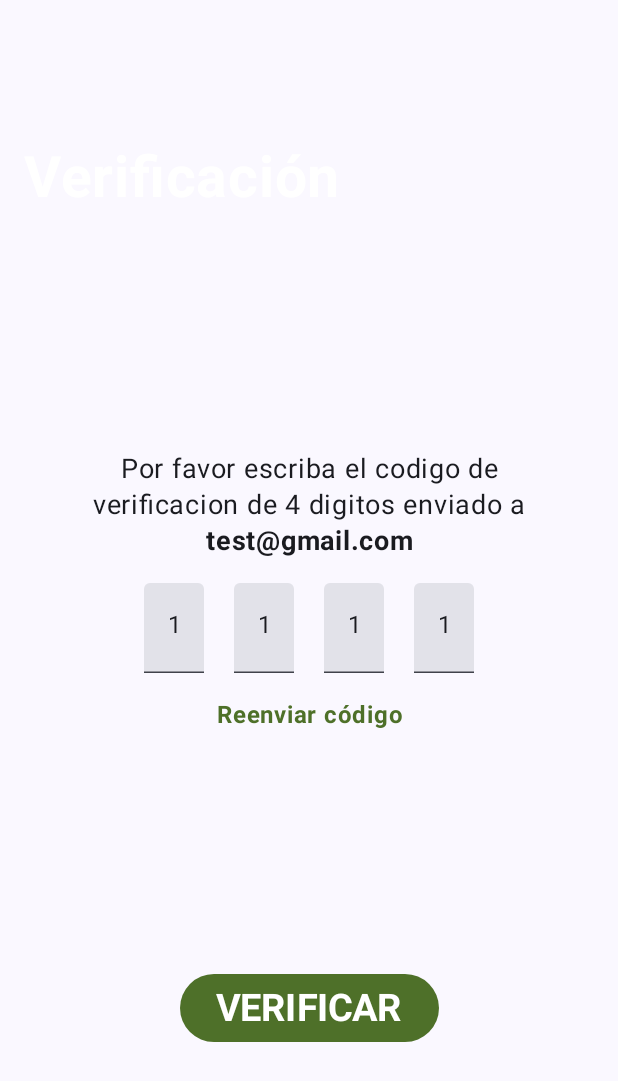
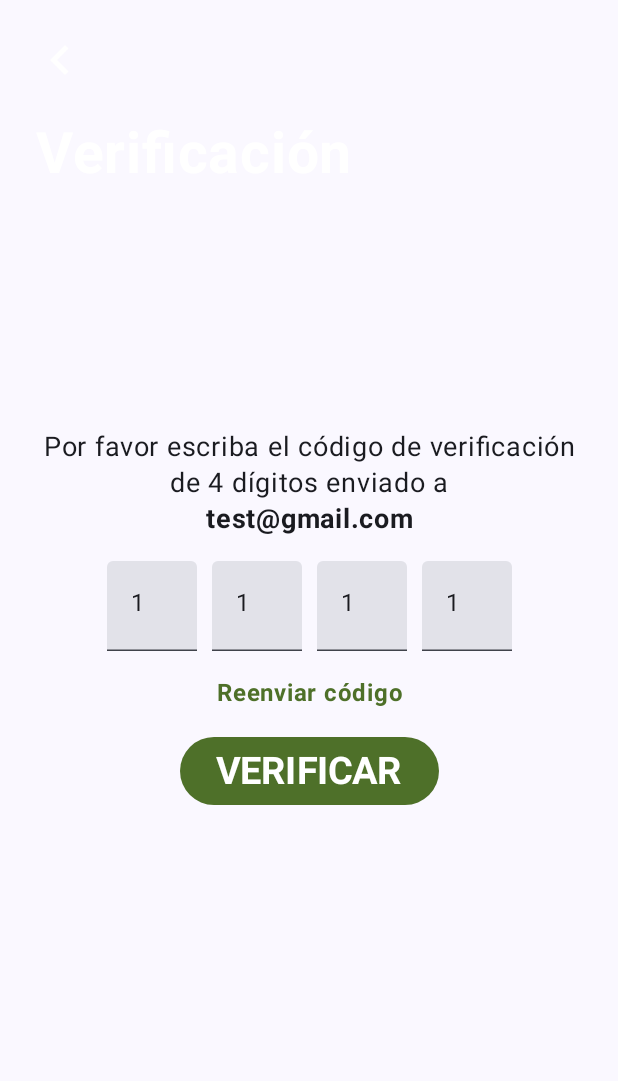
Before and after one commit to 4xlRose/Koalandroid, an Android app built with Jetpack Compose: the composable VerificacionContenido shown on its own in the app's theme, on a phone screen of 412 x 824 dp. Shown: the top 1081 px of the screen. Run offline under Robolectric (Android 15) with nearby library versions, the phone set to English and light mode, and no system bars; 2 statements that could not run were skipped.

Commit message:
Actualizacion OlvidoContrasena y Verificacion

```diff
--- a/app/src/main/java/com/example/koadex/Views/OlvidoContrasena.kt
+++ b/app/src/main/java/com/example/koadex/Views/OlvidoContrasena.kt
@@ -22,6 +22,7 @@ import androidx.compose.ui.Modifier
 import androidx.compose.ui.graphics.Color
 import androidx.compose.ui.layout.ContentScale
 import androidx.compose.ui.res.painterResource
+import androidx.compose.ui.text.font.FontWeight
 import androidx.compose.ui.text.input.KeyboardType
 import androidx.compose.ui.text.style.TextAlign
 import androidx.compose.ui.unit.dp
@@ -57,8 +58,9 @@ fun OlvidoContrasena(navController: NavHostController, modifier: Modifier = Modi
         }
 
         Text(
-            text = "Olvidaste la contraseña?",
+            text = "¿Olvidaste la contraseña?",
             fontSize = 34.sp,
+            fontWeight = FontWeight.Bold,
             color = Color.White,
             modifier = Modifier
                 .align(Alignment.TopStart)
--- a/app/src/main/java/com/example/koadex/Views/Verificacion.kt
+++ b/app/src/main/java/com/example/koadex/Views/Verificacion.kt
@@ -1,5 +1,7 @@
 package com.example.koadex.Views
 
+import android.os.Build
+import androidx.annotation.RequiresApi
 import androidx.compose.foundation.Image
 import androidx.compose.foundation.layout.Arrangement
 import androidx.compose.foundation.layout.Box
@@ -8,8 +10,12 @@ import androidx.compose.foundation.layout.Row
 import androidx.compose.foundation.layout.fillMaxSize
 import androidx.compose.foundation.layout.padding
 import androidx.compose.foundation.layout.size
+import androidx.compose.material.icons.Icons
+import androidx.compose.material.icons.filled.KeyboardArrowLeft
 import androidx.compose.material3.Button
 import androidx.compose.material3.ButtonDefaults
+import androidx.compose.material3.Icon
+import androidx.compose.material3.IconButton
 import androidx.compose.material3.Text
 import androidx.compose.material3.TextField
 import androidx.compose.runtime.Composable
@@ -20,9 +26,11 @@ import androidx.compose.ui.layout.ContentScale
 import androidx.compose.ui.res.painterResource
 import androidx.compose.ui.text.font.FontWeight
 import androidx.compose.ui.text.style.TextAlign
+import androidx.compose.ui.tooling.preview.Preview
 import androidx.compose.ui.unit.dp
 import androidx.compose.ui.unit.sp
 import androidx.navigation.NavHostController
+import androidx.navigation.compose.rememberNavController
 import com.example.koadex.R
 
 @Composable
@@ -50,79 +58,91 @@ fun VerificacionFondo(navController: NavHostController, modifier: Modifier = Mod
 
 @Composable
 fun VerificacionContenido(navController: NavHostController, modifier: Modifier = Modifier) {
-    Column(
-        verticalArrangement = Arrangement.SpaceAround,
+    Box(
+        modifier = Modifier.fillMaxSize()
+    ) {
+        IconButton(
+            onClick = {
+                navController.navigate("InicioSesion")
+            },
             modifier = Modifier
-            .fillMaxSize()
+                .align(Alignment.TopStart)
                 .padding(16.dp)
-            .padding(bottom = 32.dp)
         ) {
+            Icon(
+                imageVector = Icons.Default.KeyboardArrowLeft,
+                contentDescription = "Volver",
+                tint = Color.White,
+                modifier = Modifier.size(50.dp)
+            )
+        }
+
+        // Texto de Verificación como encabezado
         Text(
             text = "Verificación",
             fontSize = 38.sp,
             fontWeight = FontWeight.Bold,
-            color = Color.White
+            color = Color.White,
+            modifier = Modifier
+                .align(Alignment.TopStart)
+                .padding(start = 24.dp, top = 80.dp),
         )
+
+        // Contenido centrado
+        Box(
+            contentAlignment = Alignment.Center,
+            modifier = Modifier.fillMaxSize()
+        ) {
             Column(
-            horizontalAlignment = Alignment.CenterHorizontally,
-            modifier = modifier
+                verticalArrangement = Arrangement.spacedBy(16.dp), // Espaciado uniforme entre elementos
+                horizontalAlignment = Alignment.CenterHorizontally
+            ) {
+                Column(
+                    horizontalAlignment = Alignment.CenterHorizontally
                 ) {
                     Text(
-                text = "Por favor escriba el codigo de verificacion de 4 digitos enviado a",
+                        text = "Por favor escriba el código de verificación de 4 dígitos enviado a",
                         fontSize = 18.sp,
                         textAlign = TextAlign.Center,
-                modifier = Modifier
-                    .padding(horizontal = 18.dp)
-
+                        modifier = Modifier.padding(horizontal = 18.dp)
                     )
                     Text(
                         text = "test@gmail.com",
                         textAlign = TextAlign.Center,
                         fontWeight = FontWeight.Bold,
-                fontSize = 18.sp,
-
+                        fontSize = 18.sp
                     )
                     Row(
-                horizontalArrangement = Arrangement.Absolute.Center,
-                modifier = Modifier
-                    .padding(vertical = 16.dp)
-
+                        horizontalArrangement = Arrangement.spacedBy(10.dp), // Espaciado uniforme entre TextFields
+                        modifier = Modifier.padding(vertical = 16.dp)
                     ) {
                         var text1 = "1"
                         TextField(
                             value = text1,
                             onValueChange = { text1 = it },
                             label = null,
-                    modifier = Modifier
-                        .size(width = 60.dp, height = 60.dp)
-                        .padding(horizontal = 10.dp),
+                            modifier = Modifier.size(width = 60.dp, height = 60.dp)
                         )
                         var text2 = "1"
                         TextField(
                             value = text2,
                             onValueChange = { text2 = it },
                             label = null,
-                    modifier = Modifier
-                        .size(width = 60.dp, height = 60.dp)
-                        .padding(horizontal = 10.dp)
+                            modifier = Modifier.size(width = 60.dp, height = 60.dp)
                         )
                         var text3 = "1"
                         TextField(
                             value = text3,
                             onValueChange = { text3 = it },
                             label = null,
-                    modifier = Modifier
-                        .size(width = 60.dp, height = 60.dp)
-                        .padding(horizontal = 10.dp)
+                            modifier = Modifier.size(width = 60.dp, height = 60.dp)
                         )
                         var text4 = "1"
                         TextField(
                             value = text4,
                             onValueChange = { text4 = it },
                             label = null,
-                    modifier = Modifier
-                        .size(width = 60.dp, height = 60.dp)
-                        .padding(horizontal = 10.dp)
+                            modifier = Modifier.size(width = 60.dp, height = 60.dp)
                         )
                     }
                     Text(
@@ -137,14 +157,24 @@ fun VerificacionContenido(navController: NavHostController, modifier: Modifier =
                         navController.navigate("InicioSesion")
                     },
                     colors = ButtonDefaults.buttonColors(containerColor = Color(78, 112, 41)),
-            modifier = Modifier
-                .align(alignment = Alignment.CenterHorizontally),
+                    modifier = Modifier.align(Alignment.CenterHorizontally)
                 ) {
                     Text(
                         text = "VERIFICAR",
                         fontWeight = FontWeight.Bold,
-                fontSize = 25.sp,
+                        fontSize = 25.sp
                     )
                 }
             }
         }
+    }
+}
+
+@RequiresApi(Build.VERSION_CODES.P)
+@Preview(device = "spec:width=800px,height=1340px,dpi=300")
+@Composable
+fun PreviewVerificacionContenido(){
+    Verificacion(
+        navController = rememberNavController()
+    )
+}
```
Lines whose indentation alone changed are shown as unchanged.
